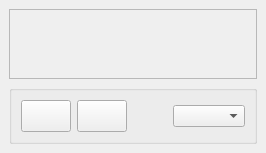
KelSolaar/sIBL_GUI, file sibl_gui/components/addons/gpsMap/ui/Gps_Map.ui: the form before one commit.
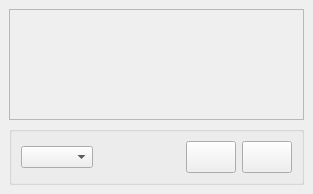
The form after the commit.

What changed in the file:
```diff
--- a/sibl_gui/components/addons/gpsMap/ui/Gps_Map.ui
+++ b/sibl_gui/components/addons/gpsMap/ui/Gps_Map.ui
@@ -2,6 +2,14 @@
 <ui version="4.0">
  <class>Gps_Map_DockWidget</class>
  <widget class="QDockWidget" name="Gps_Map_DockWidget">
+  <property name="geometry">
+   <rect>
+    <x>0</x>
+    <y>0</y>
+    <width>313</width>
+    <height>194</height>
+   </rect>
+  </property>
   <property name="windowTitle">
    <string>Gps Map</string>
   </property>
@@ -13,14 +21,58 @@
        <string/>
       </property>
       <layout class="QGridLayout" name="Options_groupBox_gridLayout">
+       <item row="1" column="2">
+        <widget class="QPushButton" name="Zoom_Out_pushButton">
+         <property name="minimumSize">
+          <size>
+           <width>50</width>
+           <height>32</height>
+          </size>
+         </property>
+         <property name="maximumSize">
+          <size>
+           <width>50</width>
+           <height>32</height>
+          </size>
+         </property>
+         <property name="statusTip">
+          <string>Zoom Out Push Button: Zooms out of the GPS map.</string>
+         </property>
+         <property name="text">
+          <string/>
+         </property>
+        </widget>
+       </item>
        <item row="1" column="3">
+        <widget class="QPushButton" name="Zoom_In_pushButton">
+         <property name="minimumSize">
+          <size>
+           <width>50</width>
+           <height>32</height>
+          </size>
+         </property>
+         <property name="maximumSize">
+          <size>
+           <width>50</width>
+           <height>32</height>
+          </size>
+         </property>
+         <property name="statusTip">
+          <string>Zoom In Push Button: Zooms into the GPS map.</string>
+         </property>
+         <property name="text">
+          <string/>
+         </property>
+        </widget>
+       </item>
+       <item row="1" column="0">
         <widget class="QComboBox" name="Map_Type_comboBox">
          <property name="statusTip">
           <string>Map Type Combo Box: Changes GPS map display type.</string>
          </property>
         </widget>
        </item>
-       <item row="1" column="2">
+       <item row="1" column="1">
         <spacer name="Options_horizontalSpacer">
          <property name="orientation">
           <enum>Qt::Horizontal</enum>
@@ -33,50 +85,6 @@
          </property>
         </spacer>
        </item>
-       <item row="1" column="0">
-        <widget class="QPushButton" name="Zoom_In_pushButton">
-         <property name="minimumSize">
-          <size>
-           <width>50</width>
-           <height>32</height>
-          </size>
-         </property>
-         <property name="maximumSize">
-          <size>
-           <width>50</width>
-           <height>32</height>
-          </size>
-         </property>
-         <property name="statusTip">
-          <string>Zoom In Push Button: Zooms into the GPS map.</string>
-         </property>
-         <property name="text">
-          <string/>
-         </property>
-        </widget>
-       </item>
-       <item row="1" column="1">
-        <widget class="QPushButton" name="Zoom_Out_pushButton">
-         <property name="minimumSize">
-          <size>
-           <width>50</width>
-           <height>32</height>
-          </size>
-         </property>
-         <property name="maximumSize">
-          <size>
-           <width>50</width>
-           <height>32</height>
-          </size>
-         </property>
-         <property name="statusTip">
-          <string>Zoom Out Push Button: Zooms out of the GPS map.</string>
-         </property>
-         <property name="text">
-          <string/>
-         </property>
-        </widget>
-       </item>
       </layout>
      </widget>
     </item>
```
